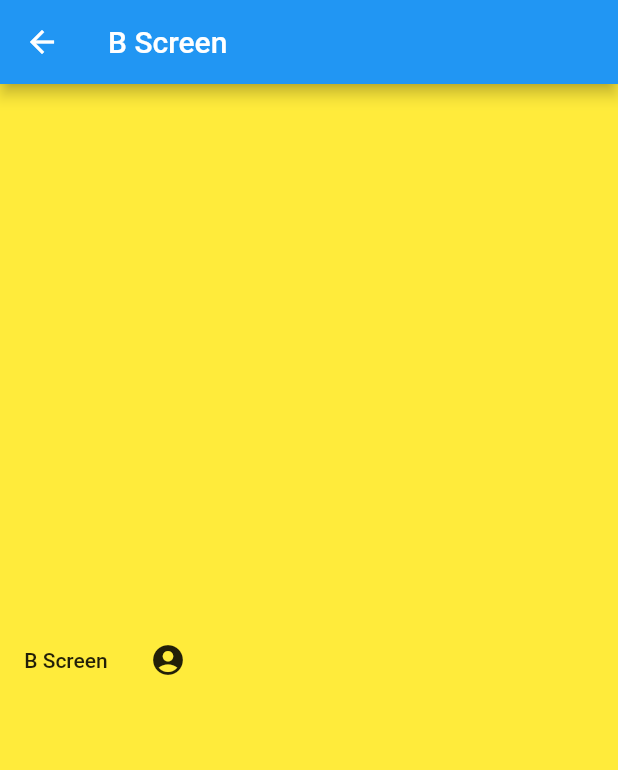
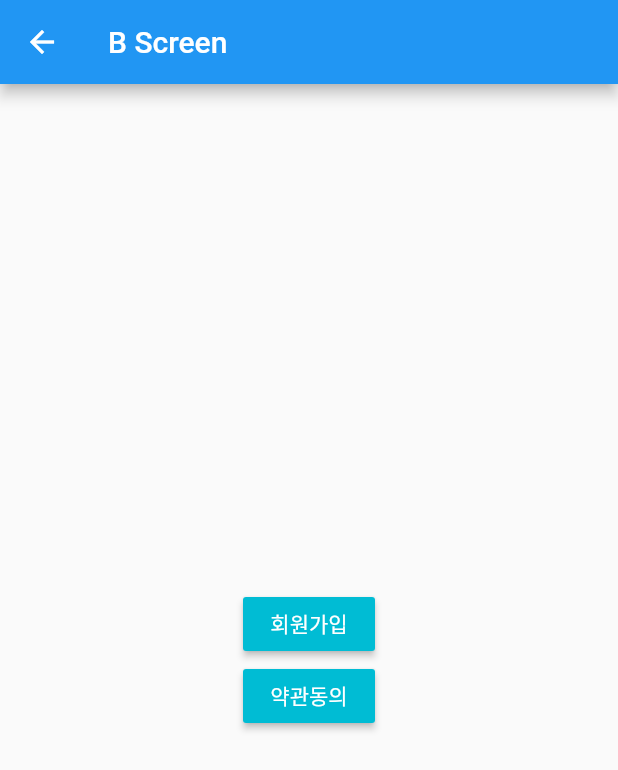
Before and after one commit to Kimsangwon0509/flutter-study, a Flutter app: the BScreen screen opened by its route, on a phone screen of 412 x 824 dp. Shown: the top 770 px of the screen. Run offline on Flutter 3.47's test engine with Material 2 defaults, Android fonts, the phone set to English and light mode, and no system bars; our stand-ins replace charts_flutter, firebase_crashlytics, webview_flutter; accounts and stored records are empty.

Commit message:
add join7

```diff
--- a/lib/screens/b/jo1_screen.dart
+++ b/lib/screens/b/jo1_screen.dart
@@ -2,14 +2,14 @@ import 'package:flutter/material.dart';
 import 'package:flutter/services.dart';
 
 class Jo1Screen extends StatelessWidget {
-  static const String id = "jo1_screen";
+  final String title = '회원가입 테스트 화면';
 
   @override
   Widget build(BuildContext context) {
     return SafeArea(
       child: Scaffold(
         appBar: AppBar(
-          title: Text('jo1 Screen'),
+          title: Text(title),
         ),
         body: Column(
           children: [
--- a/lib/screens/b_screen.dart
+++ b/lib/screens/b_screen.dart
@@ -1,6 +1,6 @@
 import 'package:flutter/material.dart';
-import 'package:flutter_study/screens/a/webview_screen.dart';
 import 'package:flutter_study/screens/b/jo1_screen.dart';
+import 'package:flutter_study/screens/b/jo7_screen1.dart';
 
 class BScreen extends StatelessWidget {
   static const String id = 'b_screen';
@@ -13,24 +13,34 @@ class BScreen extends StatelessWidget {
           title: Text('B Screen'),
         ),
         body: Container(
-          color: Colors.yellow,
           child: Center(
-            child: Row(
+            child: Column(
+              mainAxisAlignment: MainAxisAlignment.center,
               children: [
                 MaterialButton(
-                  onPressed: () {},
-                  child: Text('B Screen'),
-                ),
-                IconButton(
-                    icon: Icon(Icons.account_circle),
-                    tooltip: '회원가입',
-                    onPressed: (){
+                    color: Colors.cyan,
+                    child: Text(
+                      '회원가입',
+                      style: TextStyle(color: Colors.white),
+                    ),
+                    onPressed: () {
                       Navigator.push(
-                          context,
-                          MaterialPageRoute(builder: (context) => Jo1Screen()),
+                        context,
+                        MaterialPageRoute(builder: (context) => Jo1Screen()),
                       );
-                    }
-                ),
+                    }),
+                MaterialButton(
+                    color: Colors.cyan,
+                    child: Text(
+                      '약관동의',
+                      style: TextStyle(color: Colors.white),
+                    ),
+                    onPressed: () {
+                      Navigator.push(
+                        context,
+                        MaterialPageRoute(builder: (context) => Jo7Screen1()),
+                      );
+                    }),
               ],
             ),
           ),
```
Also changed, not shown: lib/screens/b/jo7_screen1.dart (added, +126 -0 lines), lib/screens/b/jo7_screen2.dart (added, +66 -0 lines).
